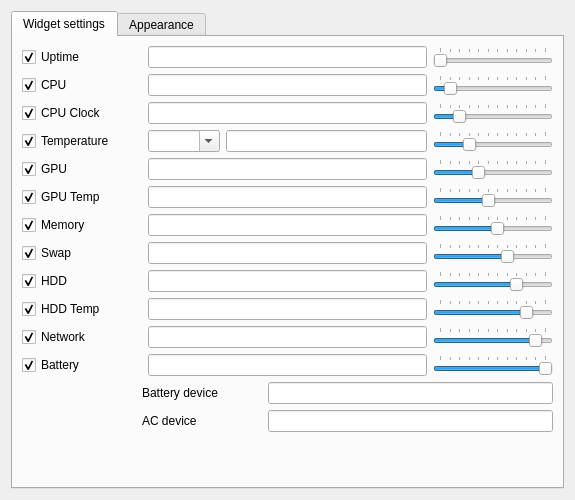
The window that sources/contents/ui/configwindow.ui (arcan1s/awesome-widgets) describes before a commit, drawn with Qt 5.
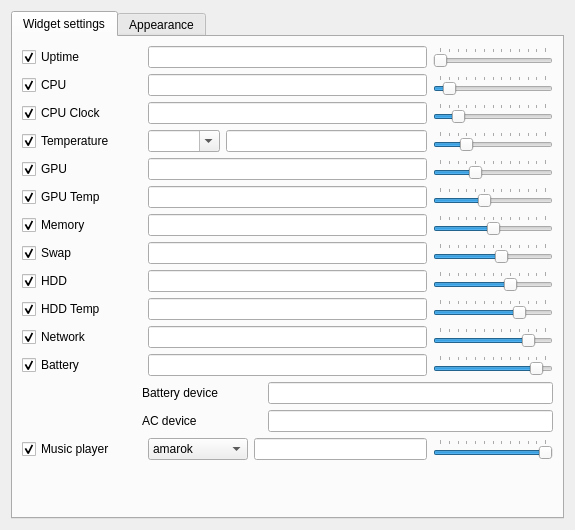
The same window after the commit. Custom widgets are drawn as their Qt base class.

Commit message: Release 1.5.0 + added music player support + added copyright * edited README

Diff of the .ui file:
```diff
--- a/sources/contents/ui/configwindow.ui
+++ b/sources/contents/ui/configwindow.ui
@@ -7,7 +7,7 @@
     <x>0</x>
     <y>0</y>
     <width>575</width>
-    <height>500</height>
+    <height>530</height>
    </rect>
   </property>
   <property name="sizePolicy">
@@ -82,7 +82,7 @@
             <number>1</number>
            </property>
            <property name="maximum">
-            <number>12</number>
+            <number>13</number>
            </property>
            <property name="pageStep">
             <number>1</number>
@@ -138,7 +138,7 @@
             <number>1</number>
            </property>
            <property name="maximum">
-            <number>12</number>
+            <number>13</number>
            </property>
            <property name="pageStep">
             <number>1</number>
@@ -197,7 +197,7 @@
             <number>1</number>
            </property>
            <property name="maximum">
-            <number>12</number>
+            <number>13</number>
            </property>
            <property name="pageStep">
             <number>1</number>
@@ -268,7 +268,7 @@
             <number>1</number>
            </property>
            <property name="maximum">
-            <number>12</number>
+            <number>13</number>
            </property>
            <property name="pageStep">
             <number>1</number>
@@ -326,7 +326,7 @@
             <number>1</number>
            </property>
            <property name="maximum">
-            <number>12</number>
+            <number>13</number>
            </property>
            <property name="pageStep">
             <number>1</number>
@@ -384,7 +384,7 @@
             <number>1</number>
            </property>
            <property name="maximum">
-            <number>12</number>
+            <number>13</number>
            </property>
            <property name="pageStep">
             <number>1</number>
@@ -443,7 +443,7 @@
             <number>1</number>
            </property>
            <property name="maximum">
-            <number>12</number>
+            <number>13</number>
            </property>
            <property name="pageStep">
             <number>1</number>
@@ -502,7 +502,7 @@
             <number>1</number>
            </property>
            <property name="maximum">
-            <number>12</number>
+            <number>13</number>
            </property>
            <property name="pageStep">
             <number>1</number>
@@ -560,7 +560,7 @@
             <number>1</number>
            </property>
            <property name="maximum">
-            <number>12</number>
+            <number>13</number>
            </property>
            <property name="pageStep">
             <number>1</number>
@@ -618,7 +618,7 @@
             <number>1</number>
            </property>
            <property name="maximum">
-            <number>12</number>
+            <number>13</number>
            </property>
            <property name="pageStep">
             <number>1</number>
@@ -678,7 +678,7 @@
             <number>1</number>
            </property>
            <property name="maximum">
-            <number>12</number>
+            <number>13</number>
            </property>
            <property name="pageStep">
             <number>1</number>
@@ -737,7 +737,7 @@
             <number>1</number>
            </property>
            <property name="maximum">
-            <number>12</number>
+            <number>13</number>
            </property>
            <property name="pageStep">
             <number>1</number>
@@ -841,6 +841,90 @@
          </item>
         </layout>
        </item>
+       <item>
+        <layout class="QHBoxLayout" name="layout_player">
+         <item>
+          <widget class="QCheckBox" name="checkBox_player">
+           <property name="minimumSize">
+            <size>
+             <width>120</width>
+             <height>0</height>
+            </size>
+           </property>
+           <property name="text">
+            <string notr="true">Music player</string>
+           </property>
+           <property name="checked">
+            <bool>true</bool>
+           </property>
+          </widget>
+         </item>
+         <item>
+          <widget class="QComboBox" name="comboBox_player">
+           <property name="minimumSize">
+            <size>
+             <width>100</width>
+             <height>0</height>
+            </size>
+           </property>
+           <item>
+            <property name="text">
+             <string>amarok</string>
+            </property>
+           </item>
+           <item>
+            <property name="text">
+             <string>mpd</string>
+            </property>
+           </item>
+           <item>
+            <property name="text">
+             <string>qmmp</string>
+            </property>
+           </item>
+          </widget>
+         </item>
+         <item>
+          <widget class="QLineEdit" name="lineEdit_player">
+           <property name="toolTip">
+            <string notr="true">$title - song title
+$artist - song artist</string>
+           </property>
+           <property name="alignment">
+            <set>Qt::AlignRight|Qt::AlignTrailing|Qt::AlignVCenter</set>
+           </property>
+          </widget>
+         </item>
+         <item>
+          <widget class="QSlider" name="slider_player">
+           <property name="maximumSize">
+            <size>
+             <width>120</width>
+             <height>16777215</height>
+            </size>
+           </property>
+           <property name="minimum">
+            <number>1</number>
+           </property>
+           <property name="maximum">
+            <number>13</number>
+           </property>
+           <property name="pageStep">
+            <number>1</number>
+           </property>
+           <property name="value">
+            <number>13</number>
+           </property>
+           <property name="orientation">
+            <enum>Qt::Horizontal</enum>
+           </property>
+           <property name="tickPosition">
+            <enum>QSlider::TicksAbove</enum>
+           </property>
+          </widget>
+         </item>
+        </layout>
+       </item>
        <item>
         <spacer name="spacer_elements">
          <property name="orientation">
```
Left out of the diff: 4 changed lines with no effect on the pictures. The commit also changes 17 other files.
